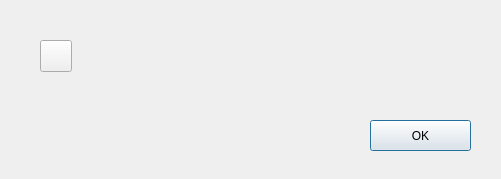
Before: the Qt Designer form src/ui/UIAbout.ui in SVGEditors/QtSVGEditor, drawn with Qt 5.
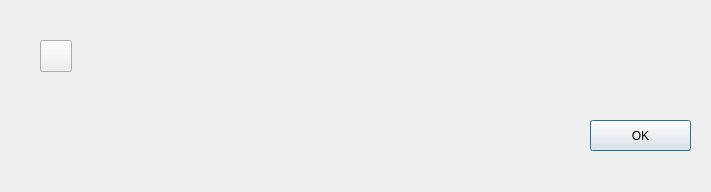
After: the same form once the commit is applied.

Diff of the .ui file:
```diff
--- a/src/ui/UIAbout.ui
+++ b/src/ui/UIAbout.ui
@@ -6,8 +6,8 @@
    <rect>
     <x>0</x>
     <y>0</y>
-    <width>501</width>
-    <height>179</height>
+    <width>711</width>
+    <height>192</height>
    </rect>
   </property>
   <property name="windowTitle">
@@ -16,7 +16,7 @@
   <widget class="QPushButton" name="ButtonOK">
    <property name="geometry">
     <rect>
-     <x>370</x>
+     <x>590</x>
      <y>120</y>
      <width>101</width>
      <height>31</height>
```
